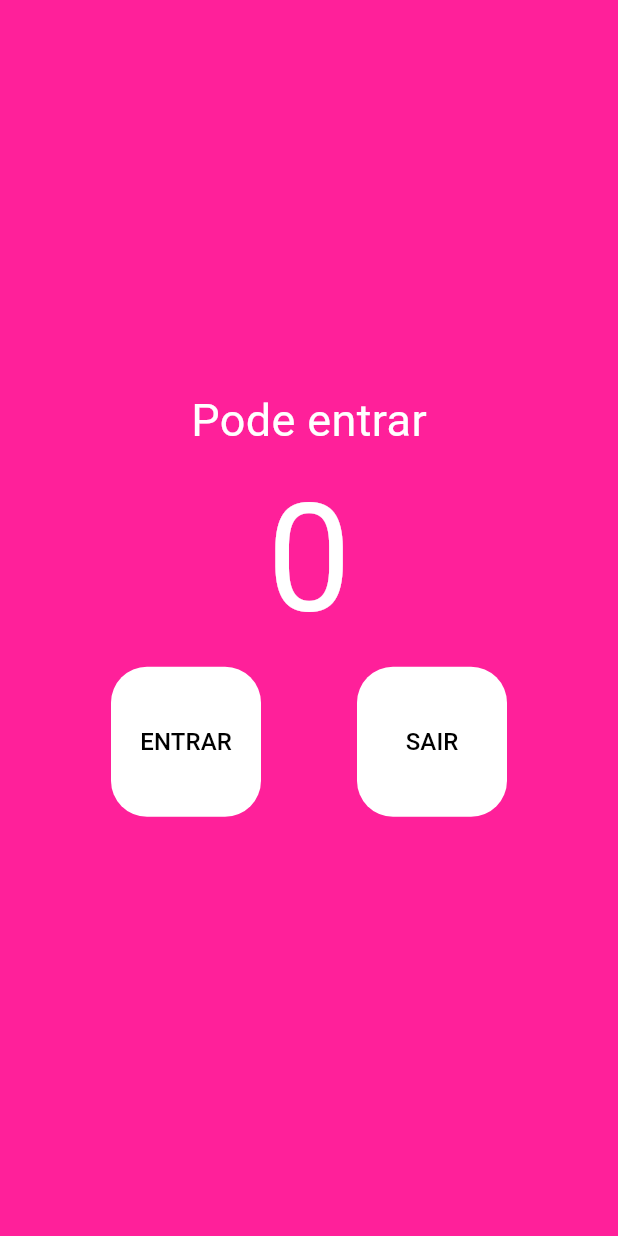
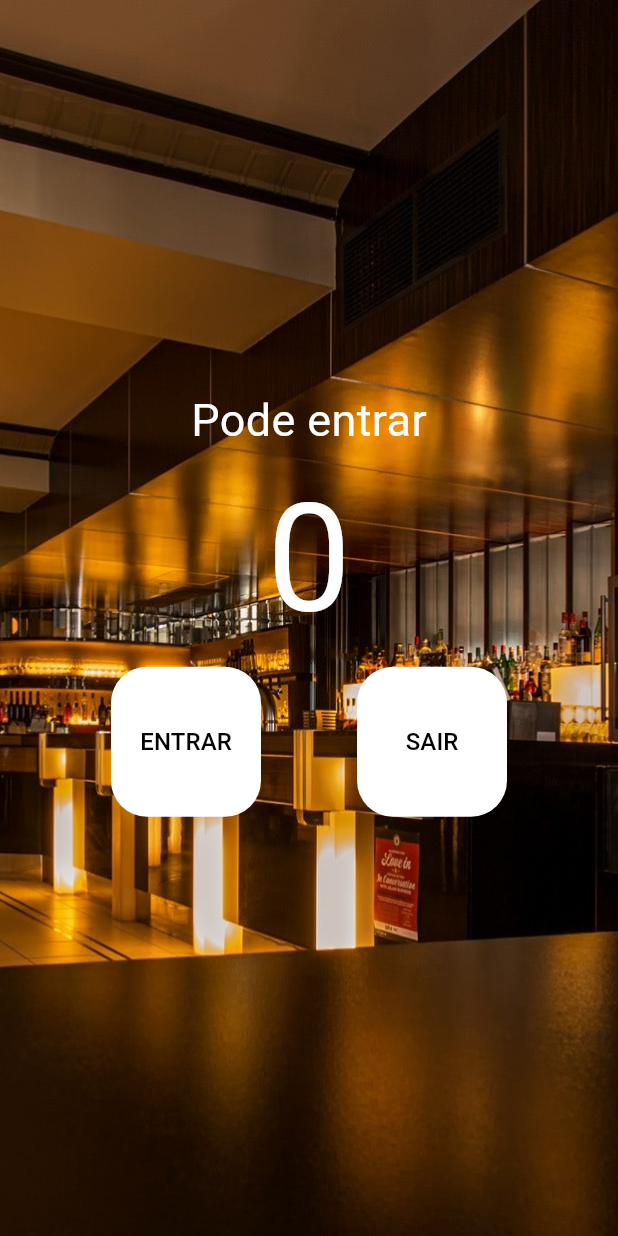
Before and after one commit to Victor-Lima-Oliveira/Restaurante, a Flutter app: the screen it shows after launch, on a phone screen of 412 x 824 dp. Run offline on Flutter 3.47's test engine with Material 3 defaults, Android fonts, the phone set to English and light mode, and no system bars.

Commit message:
Inserir imagem no fundo

```diff
--- a/lib/main.dart
+++ b/lib/main.dart
@@ -50,7 +50,13 @@ class _ContadorState extends State<Contador> {
   @override
   Widget build(BuildContext context) {
     return Scaffold(
-      body: Column(
+      body: Container(
+        decoration: BoxDecoration(
+
+          image: DecorationImage(image: AssetImage("imagens/restaurant.png"),
+          fit: BoxFit.cover)
+        ),
+       child:  Column(
         mainAxisAlignment:MainAxisAlignment.center ,
         children: [
           Text(contador==30?"Casa cheia":"Pode entrar", style: TextStyle(fontSize: 30.0, color: Color(0xffffffff),),),
@@ -77,10 +83,9 @@ class _ContadorState extends State<Contador> {
           Text(aviso, style: TextStyle(fontSize: 15.0,color: Color(0xffffffff)),)
 
         ],
+      ),
+      )
 
-
-      ),
-      backgroundColor: const Color.fromARGB(223, 255, 0, 140),
     );
   }
 }
--- a/pubspec.yaml
+++ b/pubspec.yaml
@@ -59,8 +59,8 @@ flutter:
   uses-material-design: true
 
   # To add assets to your application, add an assets section, like this:
-  # assets:
-  #   - images/a_dot_burr.jpeg
+  assets:
+    - imagens/restaurant.png
   #   - images/a_dot_ham.jpeg
 
   # An image asset can refer to one or more resolution-specific "variants", see
```
Also changed, not shown: imagens/restaurant.png (added).
